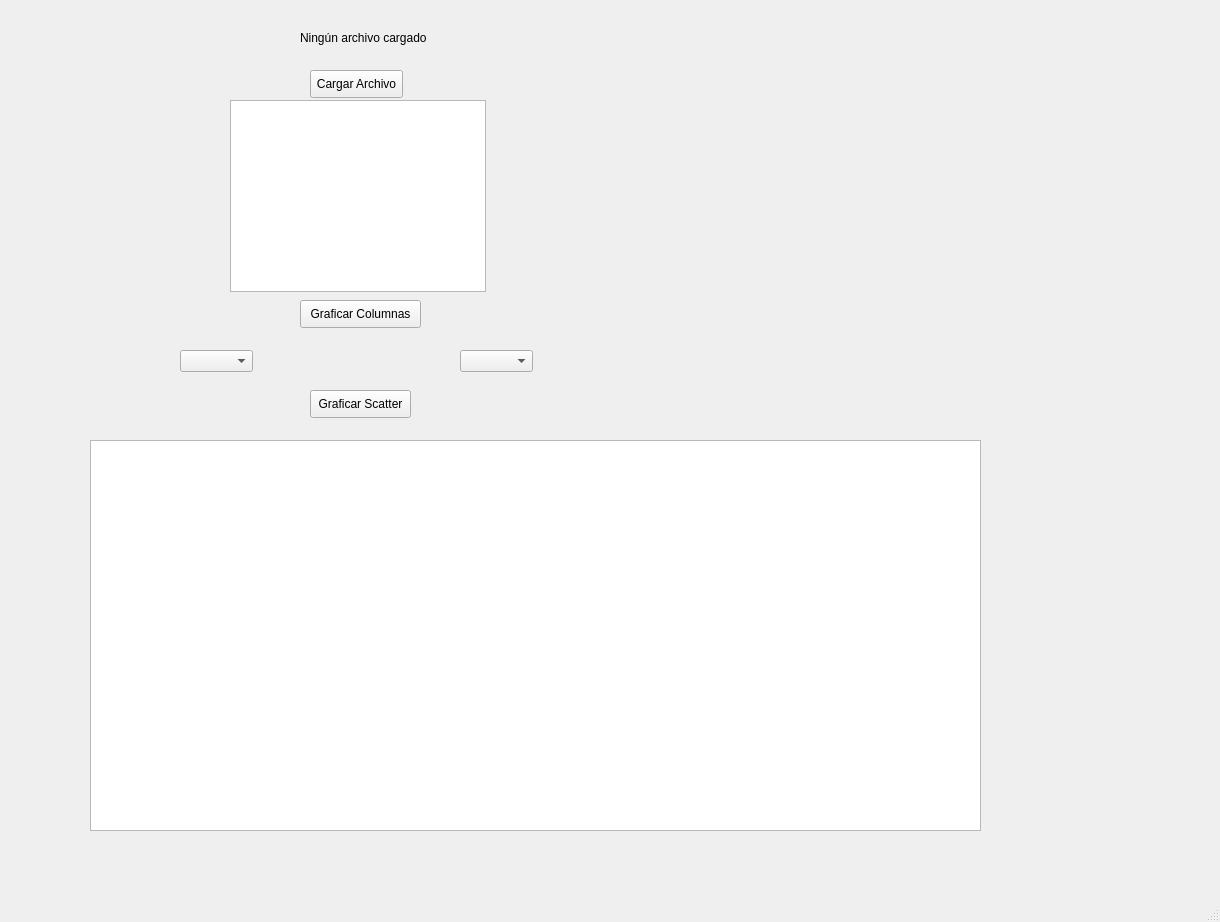
Above: ProyectoFinalInfo2/vista/ui/modulo_tablas.ui from eliethp11/ProyectoFinalInfo2 before the change. Below: the same form after it.
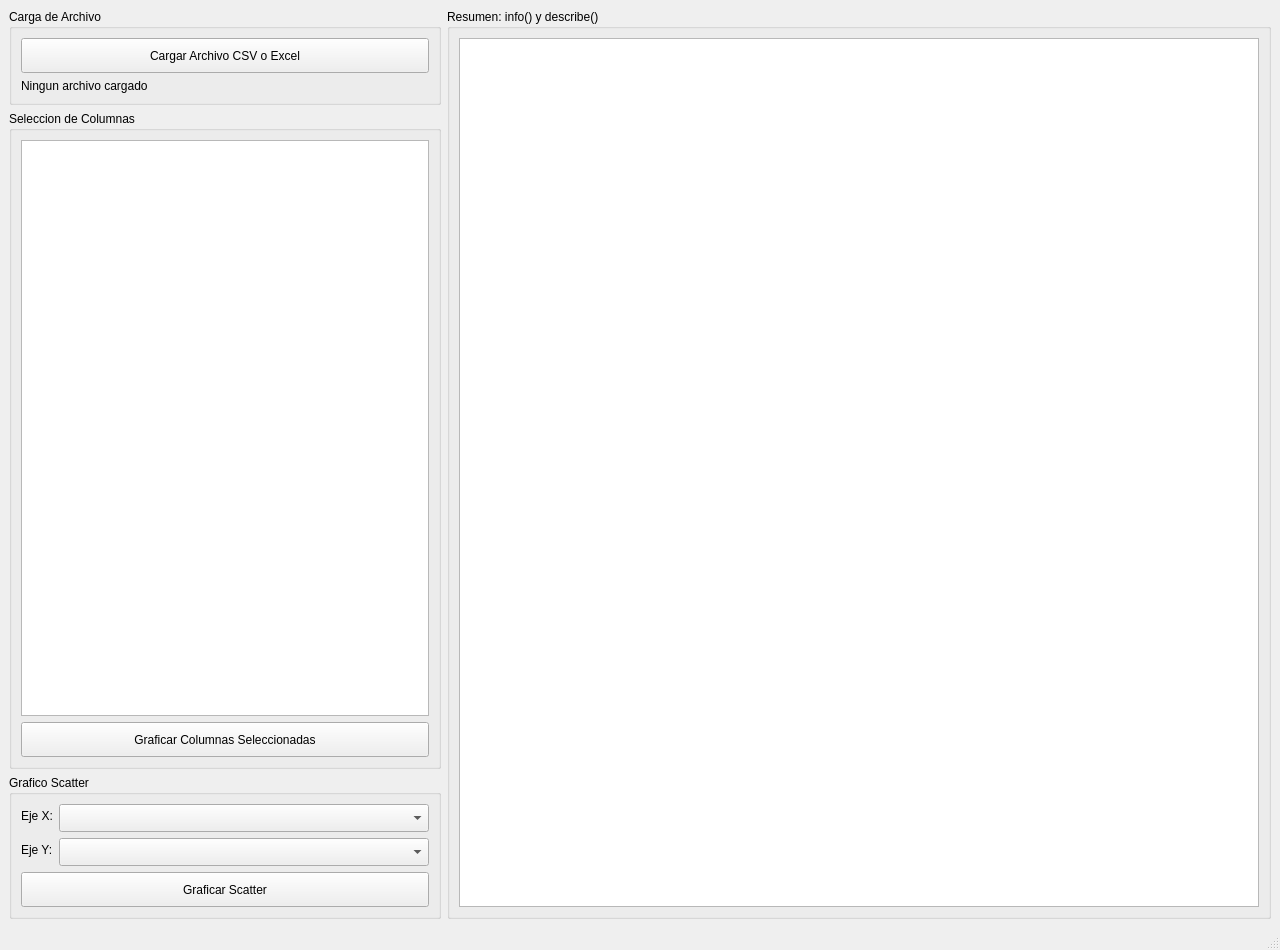
That is the form after the change.

Commit message: modulo senales y mejoras tabular completos

```diff
--- a/ProyectoFinalInfo2/vista/ui/modulo_tablas.ui
+++ b/ProyectoFinalInfo2/vista/ui/modulo_tablas.ui
@@ -6,109 +6,166 @@
    <rect>
     <x>0</x>
     <y>0</y>
-    <width>1220</width>
-    <height>922</height>
+    <width>1280</width>
+    <height>950</height>
    </rect>
   </property>
   <property name="windowTitle">
    <string>MainWindow</string>
   </property>
   <widget class="QWidget" name="centralwidget">
-   <widget class="QPushButton" name="btn_graficar_columnas">
-    <property name="geometry">
-     <rect>
-      <x>300</x>
-      <y>300</y>
-      <width>121</width>
-      <height>28</height>
-     </rect>
-    </property>
-    <property name="text">
-     <string>Graficar Columnas</string>
-    </property>
-   </widget>
-   <widget class="QPushButton" name="btn_cargar_archivo">
-    <property name="geometry">
-     <rect>
-      <x>310</x>
-      <y>70</y>
-      <width>93</width>
-      <height>28</height>
-     </rect>
-    </property>
-    <property name="text">
-     <string>Cargar Archivo</string>
-    </property>
-   </widget>
-   <widget class="QPushButton" name="btn_scatter">
-    <property name="geometry">
-     <rect>
-      <x>310</x>
-      <y>390</y>
-      <width>101</width>
-      <height>28</height>
-     </rect>
-    </property>
-    <property name="text">
-     <string>Graficar Scatter</string>
-    </property>
-   </widget>
-   <widget class="QComboBox" name="combo_y">
-    <property name="geometry">
-     <rect>
-      <x>460</x>
-      <y>350</y>
-      <width>73</width>
-      <height>22</height>
-     </rect>
-    </property>
-   </widget>
-   <widget class="QComboBox" name="combo_x">
-    <property name="geometry">
-     <rect>
-      <x>180</x>
-      <y>350</y>
-      <width>73</width>
-      <height>22</height>
-     </rect>
-    </property>
-   </widget>
-   <widget class="QLabel" name="lbl_archivo">
-    <property name="geometry">
-     <rect>
-      <x>300</x>
-      <y>30</y>
-      <width>141</width>
-      <height>16</height>
-     </rect>
-    </property>
-    <property name="text">
-     <string>Ningún archivo cargado</string>
-    </property>
-   </widget>
-   <widget class="QListWidget" name="lista_columnas">
-    <property name="geometry">
-     <rect>
-      <x>230</x>
-      <y>100</y>
-      <width>256</width>
-      <height>192</height>
-     </rect>
-    </property>
-    <property name="selectionMode">
-     <enum>QAbstractItemView::MultiSelection</enum>
-    </property>
-   </widget>
-   <widget class="QTableWidget" name="tabla_resumen">
-    <property name="geometry">
-     <rect>
-      <x>90</x>
-      <y>440</y>
-      <width>891</width>
-      <height>391</height>
-     </rect>
-    </property>
-   </widget>
+   <layout class="QHBoxLayout" name="horizontalLayout_principal">
+    <item>
+     <layout class="QVBoxLayout" name="panel_izquierdo">
+      <item>
+       <widget class="QGroupBox" name="grupo_carga">
+        <property name="title">
+         <string>Carga de Archivo</string>
+        </property>
+        <layout class="QVBoxLayout" name="layout_carga_grupo">
+         <item>
+          <widget class="QPushButton" name="btn_cargar_archivo">
+           <property name="minimumSize">
+            <size>
+             <width>0</width>
+             <height>35</height>
+            </size>
+           </property>
+           <property name="text">
+            <string>Cargar Archivo CSV o Excel</string>
+           </property>
+          </widget>
+         </item>
+         <item>
+          <widget class="QLabel" name="lbl_archivo">
+           <property name="text">
+            <string>Ningun archivo cargado</string>
+           </property>
+           <property name="wordWrap">
+            <bool>true</bool>
+           </property>
+          </widget>
+         </item>
+        </layout>
+       </widget>
+      </item>
+      <item>
+       <widget class="QGroupBox" name="grupo_columnas">
+        <property name="title">
+         <string>Seleccion de Columnas</string>
+        </property>
+        <layout class="QVBoxLayout" name="layout_columnas_grupo">
+         <item>
+          <widget class="QListWidget" name="lista_columnas">
+           <property name="minimumSize">
+            <size>
+             <width>200</width>
+             <height>180</height>
+            </size>
+           </property>
+           <property name="selectionMode">
+            <enum>QAbstractItemView::MultiSelection</enum>
+           </property>
+          </widget>
+         </item>
+         <item>
+          <widget class="QPushButton" name="btn_graficar_columnas">
+           <property name="minimumSize">
+            <size>
+             <width>0</width>
+             <height>35</height>
+            </size>
+           </property>
+           <property name="text">
+            <string>Graficar Columnas Seleccionadas</string>
+           </property>
+          </widget>
+         </item>
+        </layout>
+       </widget>
+      </item>
+      <item>
+       <widget class="QGroupBox" name="grupo_scatter">
+        <property name="title">
+         <string>Grafico Scatter</string>
+        </property>
+        <layout class="QFormLayout" name="layout_scatter_grupo">
+         <item row="0" column="0">
+          <widget class="QLabel" name="label_x">
+           <property name="text">
+            <string>Eje X:</string>
+           </property>
+          </widget>
+         </item>
+         <item row="0" column="1">
+          <widget class="QComboBox" name="combo_x">
+           <property name="minimumSize">
+            <size>
+             <width>150</width>
+             <height>28</height>
+            </size>
+           </property>
+          </widget>
+         </item>
+         <item row="1" column="0">
+          <widget class="QLabel" name="label_y">
+           <property name="text">
+            <string>Eje Y:</string>
+           </property>
+          </widget>
+         </item>
+         <item row="1" column="1">
+          <widget class="QComboBox" name="combo_y">
+           <property name="minimumSize">
+            <size>
+             <width>150</width>
+             <height>28</height>
+            </size>
+           </property>
+          </widget>
+         </item>
+         <item row="2" column="0" colspan="2">
+          <widget class="QPushButton" name="btn_scatter">
+           <property name="minimumSize">
+            <size>
+             <width>0</width>
+             <height>35</height>
+            </size>
+           </property>
+           <property name="text">
+            <string>Graficar Scatter</string>
+           </property>
+          </widget>
+         </item>
+        </layout>
+       </widget>
+      </item>
+     </layout>
+    </item>
+    <item>
+     <layout class="QVBoxLayout" name="panel_derecho">
+      <item>
+       <widget class="QGroupBox" name="grupo_resumen">
+        <property name="title">
+         <string>Resumen: info() y describe()</string>
+        </property>
+        <layout class="QVBoxLayout" name="layout_resumen_grupo">
+         <item>
+          <widget class="QTableWidget" name="tabla_resumen">
+           <property name="minimumSize">
+            <size>
+             <width>800</width>
+             <height>600</height>
+            </size>
+           </property>
+          </widget>
+         </item>
+        </layout>
+       </widget>
+      </item>
+     </layout>
+    </item>
+   </layout>
   </widget>
   <widget class="QMenuBar" name="menubar">
    <property name="geometry">
```
Left out of the diff: 4 changed lines with no effect on the pictures. The commit also changes 14 other files.
